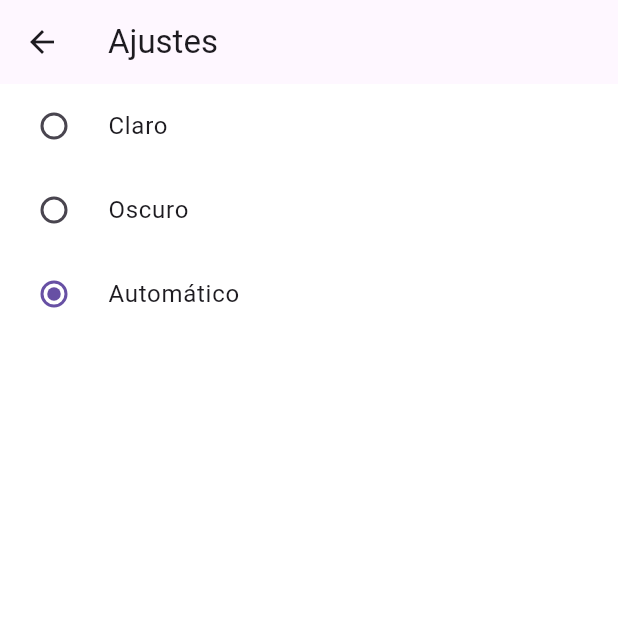
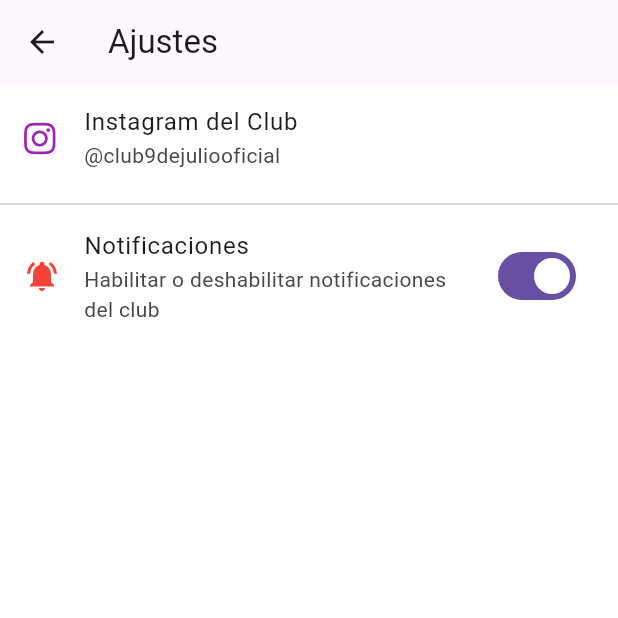
Before and after one commit to FrancoMadera/ClubConnectFranco, a Flutter app: the screen it shows after launch, in the side drawer, after a tap on "Ajustes", on a phone screen of 412 x 824 dp, the top half of it. Run offline on Flutter 3.47's test engine with Material 3 defaults, Android fonts, the phone set to English and light mode, and no system bars; our stand-ins replace cloud_firestore, firebase_auth, firebase_core, firebase_messaging, font_awesome_flutter, image_picker and 1 more; accounts and stored records are empty.

Commit message:
Mejoras en ajustes y noticias screen

```diff
--- /dev/null
+++ b/devtools_options.yaml
@@ -0,0 +1,3 @@
+description: This file stores settings for Dart & Flutter DevTools.
+documentation: https://docs.flutter.dev/tools/devtools/extensions#configure-extension-enablement-states
+extensions:
--- a/lib/main.dart
+++ b/lib/main.dart
@@ -47,7 +47,6 @@ class MyApp extends StatefulWidget {
 }
 
 class _MyAppState extends State<MyApp> {
-  ThemeMode _themeMode = ThemeMode.system; // Estado inicial
 
   @override
   void initState() {
@@ -90,11 +89,6 @@ class _MyAppState extends State<MyApp> {
     // También podés guardar el token en Firestore si querés
   }
 
-  void _cambiarTema(ThemeMode modo) {
-    setState(() {
-      _themeMode = modo;
-    });
-  }
 
   @override
   Widget build(BuildContext context) {
@@ -118,10 +112,8 @@ class _MyAppState extends State<MyApp> {
           foregroundColor: Colors.white,
         ),
       ),
-      themeMode: _themeMode,
       scaffoldMessengerKey: scaffoldMessengerKey,
       home: const PantallaCarga(),
-
       routes: {
         '/historia': (context) => const HistoriaScreen(),
         '/futbol-profesional': (context) => const NoticiasFutbolProfesionalScreen(),
@@ -137,8 +129,7 @@ class _MyAppState extends State<MyApp> {
         '/admin/login_screen': (context) => const LoginScreen(),
         '/contacto': (context) => const ContactoScreen(),
         '/ajustes': (context) => AjustesScreen(
-              currentThemeMode: _themeMode,
-              onThemeChanged: _cambiarTema,
+
             ),
       },
     );
--- a/lib/pages/public/ajustes.dart
+++ b/lib/pages/public/ajustes.dart
@@ -1,27 +1,37 @@
 import 'package:flutter/material.dart';
+import 'package:font_awesome_flutter/font_awesome_flutter.dart';
+import 'package:firebase_messaging/firebase_messaging.dart';
+import 'package:url_launcher/url_launcher.dart';
 
 class AjustesScreen extends StatefulWidget {
-  final ThemeMode currentThemeMode;
-  final ValueChanged<ThemeMode> onThemeChanged;
-
-  const AjustesScreen({
-    super.key,
-    required this.currentThemeMode,
-    required this.onThemeChanged,
-  });
+  const AjustesScreen({super.key});
 
   @override
-  // ignore: library_private_types_in_public_api
   _AjustesScreenState createState() => _AjustesScreenState();
 }
 
 class _AjustesScreenState extends State<AjustesScreen> {
-  late ThemeMode _selectedThemeMode;
+  bool _notificacionesHabilitadas = true;
 
-  @override
-  void initState() {
-    super.initState();
-    _selectedThemeMode = widget.currentThemeMode;
+  Future<void> _abrirInstagram() async {
+    final uri = Uri.parse('https://www.instagram.com/club9dejuliooficial/');
+    if (!await launchUrl(uri, mode: LaunchMode.externalApplication)) {
+      debugPrint('No se pudo abrir Instagram');
+    }
+  }
+
+  void _toggleNotificaciones(bool valor) async {
+    setState(() {
+      _notificacionesHabilitadas = valor;
+    });
+
+    if (valor) {
+      // Suscribirse al topic "noticias"
+      await FirebaseMessaging.instance.subscribeToTopic('noticias');
+    } else {
+      // Cancelar suscripción
+      await FirebaseMessaging.instance.unsubscribeFromTopic('noticias');
+    }
   }
 
   @override
@@ -30,44 +40,19 @@ class _AjustesScreenState extends State<AjustesScreen> {
       appBar: AppBar(title: const Text('Ajustes')),
       body: ListView(
         children: [
-          RadioListTile<ThemeMode>(
-            title: const Text('Claro'),
-            value: ThemeMode.light,
-            groupValue: _selectedThemeMode,
-            onChanged: (modo) {
-              if (modo != null) {
-                setState(() {
-                  _selectedThemeMode = modo;
-                  widget.onThemeChanged(modo);
-                });
-              }
-            },
+          ListTile(
+            leading: const FaIcon(FontAwesomeIcons.instagram, color: Colors.purple),
+            title: const Text('Instagram del Club'),
+            subtitle: const Text('@club9dejuliooficial'),
+            onTap: _abrirInstagram,
           ),
-          RadioListTile<ThemeMode>(
-            title: const Text('Oscuro'),
-            value: ThemeMode.dark,
-            groupValue: _selectedThemeMode,
-            onChanged: (modo) {
-              if (modo != null) {
-                setState(() {
-                  _selectedThemeMode = modo;
-                  widget.onThemeChanged(modo);
-                });
-              }
-            },
-          ),
-          RadioListTile<ThemeMode>(
-            title: const Text('Automático'),
-            value: ThemeMode.system,
-            groupValue: _selectedThemeMode,
-            onChanged: (modo) {
-              if (modo != null) {
-                setState(() {
-                  _selectedThemeMode = modo;
-                  widget.onThemeChanged(modo);
-                });
-              }
-            },
+          const Divider(),
+          SwitchListTile(
+            title: const Text('Notificaciones'),
+            subtitle: const Text('Habilitar o deshabilitar notificaciones del club'),
+            value: _notificacionesHabilitadas,
+            onChanged: _toggleNotificaciones,
+            secondary: const Icon(Icons.notifications_active, color: Colors.red),
           ),
         ],
       ),
--- a/pubspec.yaml
+++ b/pubspec.yaml
@@ -27,9 +27,9 @@ dependencies:
   logger: ^2.0.2
   image_picker: ^1.0.4
   flutter_local_notifications: ^17.0.0
+  shared_preferences: ^2.1.1
   url_launcher: ^6.2.5
-  font_awesome_flutter: ^10.7.0
-
+  font_awesome_flutter: ^10.4.0
 
 dev_dependencies:
   flutter_test:
```
Also changed, not shown: lib/pages/public/noticiascreen.dart (+0 -10 lines), pubspec.lock, 2 other files.
